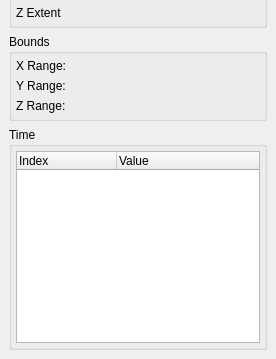
This is Qt/Components/Resources/UI/pqProxyInformationWidget.ui in Kitware/ParaView as Qt 5 draws it before an edit; both pictures show x 0 to 276 and y 660 to 1019 of the 276 by 1019 pixel window. The edited form follows.
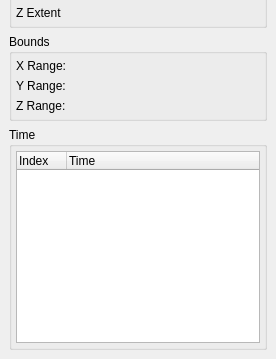
This is the edited form. Custom widgets are drawn as their Qt base class.

Commit message:
pqProxyInformationWidget: fix time formatting
Fixes #20432.

Diff of the .ui file:
```diff
--- a/Qt/Components/Resources/UI/pqProxyInformationWidget.ui
+++ b/Qt/Components/Resources/UI/pqProxyInformationWidget.ui
@@ -825,6 +825,9 @@
         <property name="columnCount">
          <number>2</number>
         </property>
+        <attribute name="headerDefaultSectionSize">
+         <number>50</number>
+        </attribute>
         <column>
          <property name="text">
           <string>Index</string>
@@ -832,7 +835,7 @@
         </column>
         <column>
          <property name="text">
-          <string>Value</string>
+          <string>Time</string>
          </property>
         </column>
        </widget>
```
The commit also changes 1 other file.
